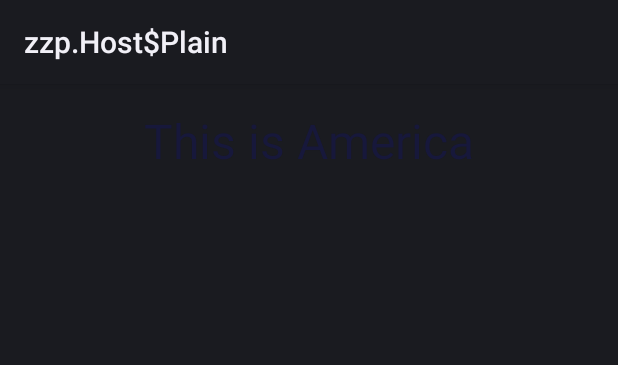
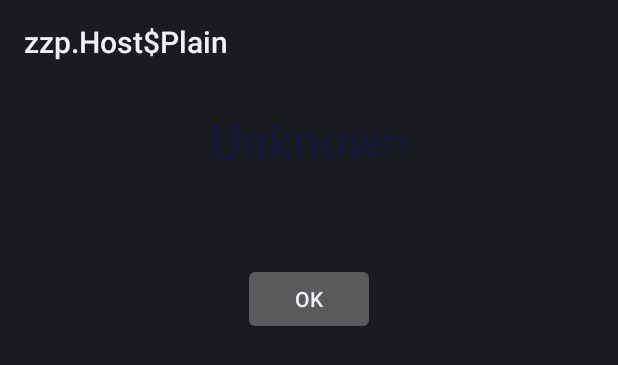
Before and after one commit to TristanWiley/Doorbell-Things, an Android app: the layout activity_result.xml on its own in the app's theme, with its tools: preview values and no code run, on a phone screen of 412 x 824 dp. Shown: the top 365 px of the screen. Run offline under Robolectric (Android 15) with nearby library versions, the light colour scheme and no system bars.

Commit message:
Minor fixes (why'd everything stop working????)

```diff
--- a/app/src/main/java/com/tristanwiley/doorbell/activities/CaptureActivity.kt
+++ b/app/src/main/java/com/tristanwiley/doorbell/activities/CaptureActivity.kt
@@ -100,10 +100,14 @@
                         //The JSON here is of format {"confidence":#, "faceID":String, "faceName": string}
                         handler.removeCallbacksAndMessages(null)
                         closeCamera()
-                        runOnUiThread {
-                            var intent = Intent(this@CaptureActivity, ResultActivity::class.java)
-                            intent.putExtra("faceName", json.get("faceName").asString)
-                            startActivity(intent)
+                        try {
+                            runOnUiThread {
+                                var intent = Intent(this@CaptureActivity, ResultActivity::class.java)
+                                intent.putExtra("faceName", json.get("faceName").asString)
+                                startActivity(intent)
+                            }
+                        } catch (e: Exception) {
+                            e.printStackTrace()
                         }
                     }
 
--- a/app/src/main/res/layout/activity_result.xml
+++ b/app/src/main/res/layout/activity_result.xml
@@ -10,10 +10,20 @@
         android:layout_width="wrap_content"
         android:layout_height="wrap_content"
         android:layout_marginTop="16dp"
-        android:text="This is America"
+        android:text="Unknown"
         android:textSize="32sp"
         android:textColor="@color/colorPrimary"
         app:layout_constraintEnd_toEndOf="parent"
         app:layout_constraintStart_toStartOf="parent"
         app:layout_constraintTop_toTopOf="parent" />
+
+    <Button
+        android:id="@+id/button"
+        android:layout_width="wrap_content"
+        android:layout_height="wrap_content"
+        app:layout_constraintEnd_toEndOf="parent"
+        app:layout_constraintStart_toStartOf="parent"
+        app:layout_constraintTop_toBottomOf="@id/textView"
+        android:layout_marginTop="60dp"
+        android:text="OK" />
 </android.support.constraint.ConstraintLayout>
```
Also changed, not shown: app/src/main/java/com/tristanwiley/doorbell/activities/ResultActivity.kt (+11 -1 lines).
